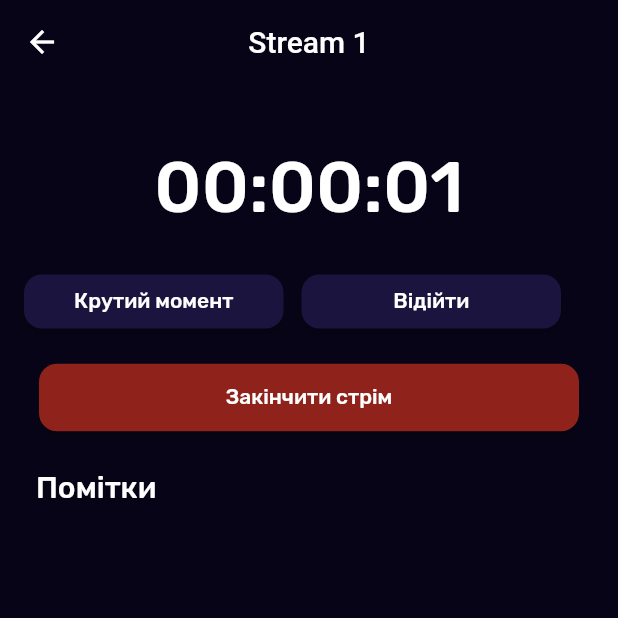
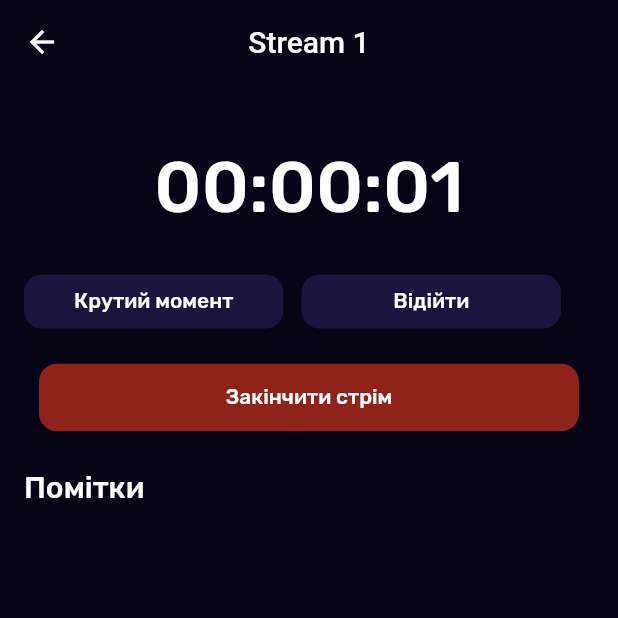
Before and after one commit to Demphait/Highlights-Helper, a Flutter app: the screen it shows after launch, after a tap on the "add" icon, on a phone screen of 412 x 824 dp, the top half of it. Run offline on Flutter 3.47's test engine with Material 2 defaults, Android fonts, the phone set to English and light mode, and no system bars; our stand-ins replace bloc, flutter_bloc, flutter_slidable, hive, hive_flutter, shared_preferences; accounts and stored records are empty.

```diff
--- a/lib/views/current_stream/current_stream_view.dart
+++ b/lib/views/current_stream/current_stream_view.dart
@@ -72,7 +72,7 @@ class _CurrentStreamViewState extends State<CurrentStreamView> {
                 icon: const Icon(Icons.arrow_back)),
           ),
           body: Padding(
-            padding: EdgeInsets.symmetric(horizontal: AppSpace.md),
+            padding: EdgeInsets.symmetric(horizontal: AppSpace.sm),
             child: Column(
               crossAxisAlignment: CrossAxisAlignment.start,
               children: [
@@ -105,7 +105,7 @@ class _CurrentStreamViewState extends State<CurrentStreamView> {
                 SizedBox(height: AppSpace.md),
                 BlocBuilder<CurrentStreamCubit, HighlightModel>(
                     builder: (context, state) {
-                  return buildHighlightList(highlightList);
+                  return buildHighlightList(highlightList, _cubit);
                 }),
               ],
             ),
@@ -119,7 +119,8 @@ class _CurrentStreamViewState extends State<CurrentStreamView> {
     );
   }
 
-  Expanded buildHighlightList(List<HighlightModel> highlightList) {
+  Expanded buildHighlightList(
+      List<HighlightModel> highlightList, CurrentStreamCubit cubit) {
     return Expanded(
       child: ListView.builder(
         itemCount: highlightList.length,
@@ -128,6 +129,9 @@ class _CurrentStreamViewState extends State<CurrentStreamView> {
             children: [
               HighlightItem(
                 highlightModel: highlightList[index],
+                // deleteHighlight: () => highlightList.removeAt(index),
+                deleteHighlight: () =>
+                    cubit.deleteHighlight(highlightList, index),
               ),
               SizedBox(height: AppSpace.md),
             ],
--- a/lib/views/current_stream/widgets/group_of_buttons.dart
+++ b/lib/views/current_stream/widgets/group_of_buttons.dart
@@ -41,6 +41,7 @@ class _GroupOfButtonsState extends State<GroupOfButtons> {
       children: [
         Row(
           children: [
+            SizedBox(width: AppSpace.sm),
             ElevatedButton(
               onPressed: () {
                 widget.highlightCallback();
```
Also changed, not shown: lib/views/past_stream/past_stream_view.dart (+5 -3 lines), lib/views/past_stream/widgets/highlight_item.dart (+55 -3 lines).
